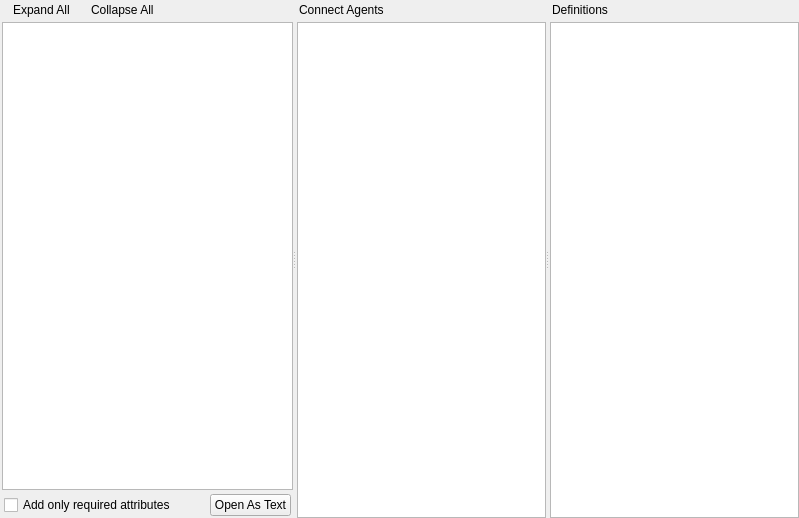
Before: the Qt Designer form src/connect/connecteditor.ui in GAMS-dev/studio, drawn with Qt 5.
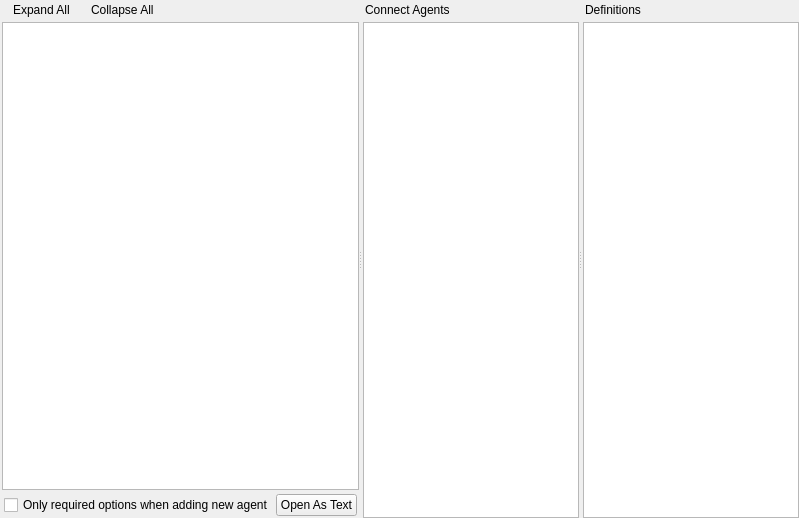
After: the same form once the commit is applied. Custom widgets are drawn as their Qt base class.

Commit message: ignore only required attributes flag when adding attributes of an agent

The edit to the form file:
```diff
--- a/src/connect/connecteditor.ui
+++ b/src/connect/connecteditor.ui
@@ -156,7 +156,7 @@
           <item>
            <widget class="QCheckBox" name="onlyRequiredAttribute">
             <property name="text">
-             <string>Add only required attributes</string>
+             <string>Only required options when adding new agent</string>
             </property>
            </widget>
           </item>
```
The commit also changes 1 other file.
